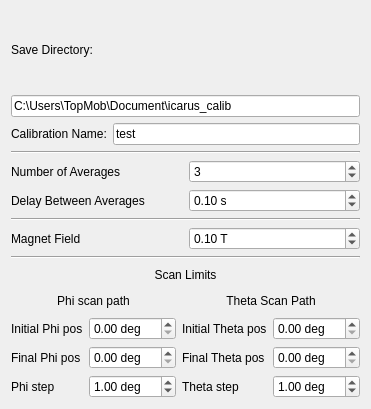
The window that calibration_check/calibrationCheck_gui.ui (jeraldtm/Icarus) describes before a commit, drawn with Qt 5.
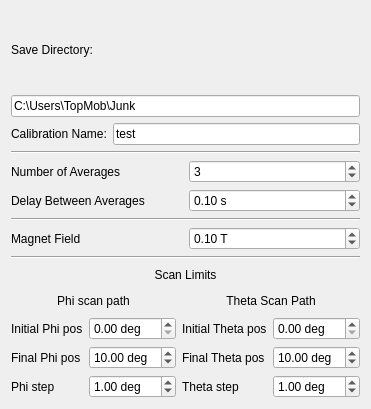
The same window after the commit.

Commit message: Debugging calibcheckprocedure

The edit to the form file:
```diff
--- a/calibration_check/calibrationCheck_gui.ui
+++ b/calibration_check/calibrationCheck_gui.ui
@@ -19,7 +19,7 @@
      <item row="1" column="0" colspan="2">
       <widget class="QLineEdit" name="save_dir">
        <property name="text">
-        <string>C:\Users\TopMob\Document\icarus_calib</string>
+        <string>C:\Users\TopMob\Junk</string>
        </property>
        <property name="placeholderText">
         <string>C:\Users\</string>
@@ -226,7 +226,7 @@
         <double>0.010000000000000</double>
        </property>
        <property name="value">
-        <double>0.000000000000000</double>
+        <double>10.000000000000000</double>
        </property>
       </widget>
      </item>
@@ -248,7 +248,7 @@
         <double>0.010000000000000</double>
        </property>
        <property name="value">
-        <double>0.000000000000000</double>
+        <double>10.000000000000000</double>
        </property>
       </widget>
      </item>
```
Left out of the diff: 12 changed lines with no effect on the pictures. The commit also changes 1 other file.
